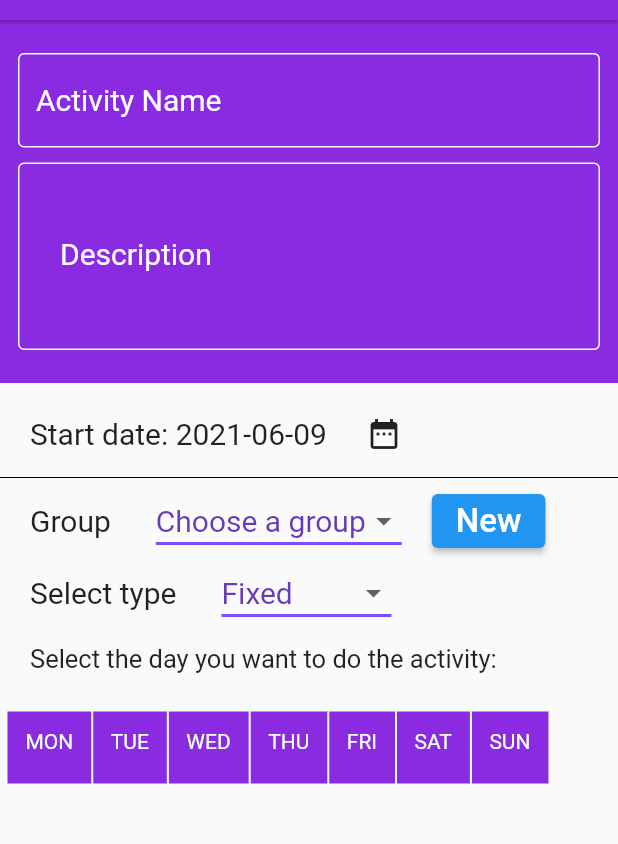
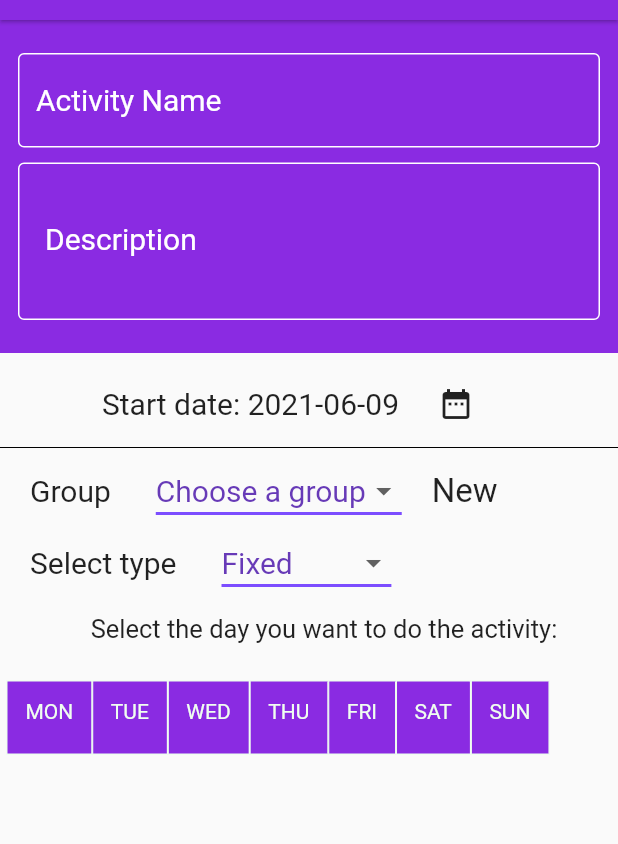
Before and after one commit to CongPhiNguyen/focusAssist, a Flutter app: the AddNew screen opened directly, on a phone screen of 412 x 824 dp, the part 64-908 px from its top. Run offline on Flutter 3.47's test engine with Material 2 defaults, Android fonts, the phone set to English and light mode, and no system bars; our stand-ins replace flutter_calendar_carousel, percent_indicator, pie_chart, sqflite, table_calendar; accounts and stored records are empty.

Commit message:
Chỉnh sửa xong giao diện

```diff
--- a/focus_assist/lib/pages/add_screen.dart
+++ b/focus_assist/lib/pages/add_screen.dart
@@ -65,6 +65,9 @@ class _AddNewState extends State<AddNew> {
   // List các hàm tạo các widget phù hợp với từng loại hoạt động
   List<Widget> Flexible() {
     return <Widget>[
+      Center(
+        child: Column(
+          children: [
             Padding(
               padding: const EdgeInsets.fromLTRB(20, 8, 8, 8),
               child: Text(
@@ -72,12 +75,15 @@ class _AddNewState extends State<AddNew> {
                 style: TextStyle(fontSize: 18),
               ),
             ),
-      Padding(
+            Center(
+              child: Padding(
                 padding: const EdgeInsets.fromLTRB(20, 8, 8, 8),
+                child: Center(
                   child: Row(
+                    mainAxisSize: MainAxisSize.min,
                     children: [
-            Expanded(
-              flex: 4,
+                      Container(
+                        width: 70,
                         child: TextField(
                           keyboardType: TextInputType.number,
                           controller: getDayPerWeek,
@@ -88,22 +94,25 @@ class _AddNewState extends State<AddNew> {
                           ],
                         ),
                       ),
-            Expanded(
-                flex: 1,
-                child: SizedBox(
+                      SizedBox(
                         width: 10,
-                )),
-            Expanded(
-                flex: 9,
-                child: Text("per week", style: TextStyle(fontSize: 20)))
+                      ),
+                      Text("per week", style: TextStyle(fontSize: 20))
                     ],
                   ),
                 ),
+              ),
+            ),
+          ],
+        ),
+      )
     ];
   }
 
   List<Widget> Fixed() {
     return <Widget>[
+      Column(
+        children: [
           Padding(
             padding: const EdgeInsets.fromLTRB(20, 10, 0, 0),
             child: Text("Select the day you want to do the activity:",
@@ -112,7 +121,8 @@ class _AddNewState extends State<AddNew> {
           SizedBox(
             height: 20,
           ),
-      Padding(
+          Center(
+            child: Padding(
               padding: const EdgeInsets.all(4.0),
               child: Container(
                   height: 50,
@@ -165,6 +175,9 @@ class _AddNewState extends State<AddNew> {
                     },
                   )),
             ),
+          ),
+        ],
+      )
     ];
   }
 
@@ -421,6 +434,10 @@ class _AddNewState extends State<AddNew> {
 
   @override
   Widget build(BuildContext context) {
+    OutlineInputBorder k = OutlineInputBorder(
+      borderRadius: BorderRadius.all(Radius.circular(4)),
+      borderSide: BorderSide(width: 1, color: Colors.white),
+    );
     return Scaffold(
         appBar: AppBar(
           backgroundColor: Color(0xff8A2BE2),
@@ -442,7 +459,7 @@ class _AddNewState extends State<AddNew> {
         ),
         body: ListView(
           shrinkWrap: true,
-          children: <Widget>[
+          children: [
             // Thêm tên của activity và các description
             Container(
                 decoration: BoxDecoration(
@@ -463,31 +480,11 @@ class _AddNewState extends State<AddNew> {
                           border: OutlineInputBorder(),
                           labelText: 'Activity Name',
                           labelStyle: TextStyle(color: Colors.white),
-                          focusedBorder: OutlineInputBorder(
-                            borderRadius: BorderRadius.all(Radius.circular(4)),
-                            borderSide:
-                                BorderSide(width: 1, color: Colors.white),
-                          ),
-                          disabledBorder: OutlineInputBorder(
-                            borderRadius: BorderRadius.all(Radius.circular(4)),
-                            borderSide:
-                                BorderSide(width: 1, color: Colors.white),
-                          ),
-                          enabledBorder: OutlineInputBorder(
-                            borderRadius: BorderRadius.all(Radius.circular(4)),
-                            borderSide:
-                                BorderSide(width: 1, color: Colors.white),
-                          ),
-                          errorBorder: OutlineInputBorder(
-                              borderRadius:
-                                  BorderRadius.all(Radius.circular(4)),
-                              borderSide:
-                                  BorderSide(width: 1, color: Colors.white)),
-                          focusedErrorBorder: OutlineInputBorder(
-                              borderRadius:
-                                  BorderRadius.all(Radius.circular(4)),
-                              borderSide:
-                                  BorderSide(width: 1, color: Colors.white)),
+                          focusedBorder: k,
+                          disabledBorder: k,
+                          enabledBorder: k,
+                          errorBorder: k,
+                          focusedErrorBorder: k,
                         ),
                         style: TextStyle(fontSize: 20, color: Colors.white),
                       ),
@@ -499,35 +496,12 @@ class _AddNewState extends State<AddNew> {
                         controller: getDescription,
                         decoration: InputDecoration(
                             isDense: true,
-                            contentPadding: EdgeInsets.all(28),
-                            focusedBorder: OutlineInputBorder(
-                              borderRadius:
-                                  BorderRadius.all(Radius.circular(4)),
-                              borderSide:
-                                  BorderSide(width: 1, color: Colors.white),
-                            ),
-                            disabledBorder: OutlineInputBorder(
-                              borderRadius:
-                                  BorderRadius.all(Radius.circular(4)),
-                              borderSide:
-                                  BorderSide(width: 1, color: Colors.white),
-                            ),
-                            enabledBorder: OutlineInputBorder(
-                              borderRadius:
-                                  BorderRadius.all(Radius.circular(4)),
-                              borderSide:
-                                  BorderSide(width: 1, color: Colors.white),
-                            ),
-                            errorBorder: OutlineInputBorder(
-                                borderRadius:
-                                    BorderRadius.all(Radius.circular(4)),
-                                borderSide:
-                                    BorderSide(width: 1, color: Colors.white)),
-                            focusedErrorBorder: OutlineInputBorder(
-                                borderRadius:
-                                    BorderRadius.all(Radius.circular(4)),
-                                borderSide:
-                                    BorderSide(width: 1, color: Colors.white)),
+                            contentPadding: EdgeInsets.all(18),
+                            focusedBorder: k,
+                            disabledBorder: k,
+                            enabledBorder: k,
+                            errorBorder: k,
+                            focusedErrorBorder: k,
                             border: OutlineInputBorder(),
                             labelText: 'Description',
                             labelStyle:
@@ -541,10 +515,11 @@ class _AddNewState extends State<AddNew> {
                     ],
                   ),
                 )),
-            Padding(
+            Center(
+              child: Padding(
                 padding: const EdgeInsets.fromLTRB(20, 10, 10, 0),
                 child: Center(
-                child: Row(children: [
+                  child: Row(mainAxisSize: MainAxisSize.min, children: [
                     Text(
                       "Start date: ",
                       style: TextStyle(fontSize: 20),
@@ -570,6 +545,7 @@ class _AddNewState extends State<AddNew> {
                       label: Text(""),
                     )
                   ]),
+                ),
               ),
             ),
 
@@ -616,8 +592,8 @@ class _AddNewState extends State<AddNew> {
                     }).toList(),
                   ),
                   SizedBox(width: 20),
-                  ElevatedButton(
-                      onPressed: () async {
+                  InkWell(
+                    onTap: () async {
                       await showDialog(
                         context: context,
                         builder: (_) => AddGroup(),
@@ -627,7 +603,8 @@ class _AddNewState extends State<AddNew> {
                     child: Text(
                       "New",
                       style: TextStyle(fontSize: 22),
-                      ))
+                    ),
+                  ),
                 ],
               ),
             ),
```
Also changed, not shown: focus_assist/lib/pages/add_new_group_dialog.dart (+5 -5 lines), focus_assist/lib/pages/edit_group_dialog.dart (+4 -4 lines), focus_assist/lib/pages/journal_screen.dart (+12 -4 lines), focus_assist/lib/pages/list_of_achivement.dart (+11 -5 lines), focus_assist/lib/pages/view_activity.dart (+97 -67 lines), focus_assist/assets/achievement.png (added), focus_assist/assets/chart.png (added). Lines whose indentation alone changed are shown as unchanged.
